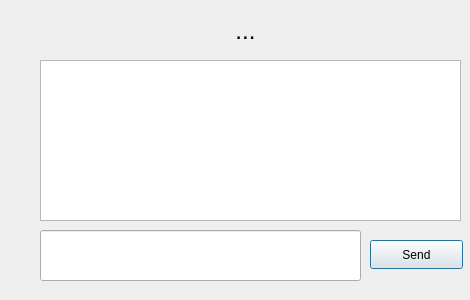
This is server/chatview.ui in katerinavlasova/Network_Chat as Qt 5 draws it before an edit. The edited form follows.
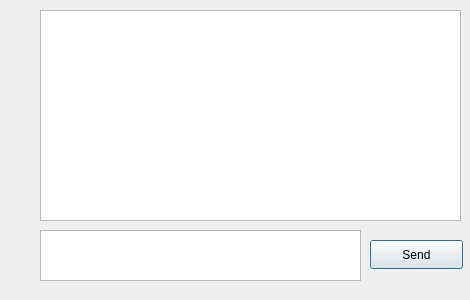
This is the edited form.

Commit message: change lineEdit for messages in GUI to textEdit

```diff
--- a/server/chatview.ui
+++ b/server/chatview.ui
@@ -13,42 +13,6 @@
   <property name="windowTitle">
    <string>Dialog</string>
   </property>
-  <widget class="QLineEdit" name="messageLineEdit">
-   <property name="geometry">
-    <rect>
-     <x>40</x>
-     <y>230</y>
-     <width>321</width>
-     <height>51</height>
-    </rect>
-   </property>
-   <property name="font">
-    <font>
-     <pointsize>15</pointsize>
-    </font>
-   </property>
-  </widget>
-  <widget class="QLabel" name="PalNameLabel">
-   <property name="geometry">
-    <rect>
-     <x>130</x>
-     <y>10</y>
-     <width>131</width>
-     <height>41</height>
-    </rect>
-   </property>
-   <property name="font">
-    <font>
-     <pointsize>18</pointsize>
-    </font>
-   </property>
-   <property name="text">
-    <string>               ...</string>
-   </property>
-   <property name="alignment">
-    <set>Qt::AlignCenter</set>
-   </property>
-  </widget>
   <widget class="QPushButton" name="sendDataButton">
    <property name="geometry">
     <rect>
@@ -66,9 +30,19 @@
    <property name="geometry">
     <rect>
      <x>40</x>
-     <y>60</y>
+     <y>10</y>
      <width>421</width>
-     <height>161</height>
+     <height>211</height>
+    </rect>
+   </property>
+  </widget>
+  <widget class="QTextEdit" name="messageTextEdit">
+   <property name="geometry">
+    <rect>
+     <x>40</x>
+     <y>230</y>
+     <width>321</width>
+     <height>51</height>
     </rect>
    </property>
   </widget>
```
The commit also changes 3 other files.
